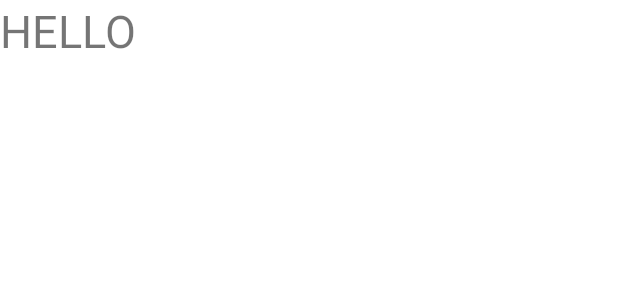
After one commit to Camille333/Android-Project, an Android app: the layout activity_thread.xml on its own in the app's theme, with its tools: preview values and no code run, on a phone screen of 412 x 824 dp. The commit adds this screen. Shown: the top 300 px of the screen. Run offline under Robolectric (Android 15) with nearby library versions, the phone set to English and light mode, and no system bars.

```diff
--- a/app/src/main/AndroidManifest.xml
+++ b/app/src/main/AndroidManifest.xml
@@ -1,6 +1,8 @@
 <?xml version="1.0" encoding="utf-8"?>
 <manifest xmlns:android="http://schemas.android.com/apk/res/android"
     package="com.example.myapplication">
+
+    <uses-permission android:name="android.permission.INTERNET"/>
 
     <application
         android:allowBackup="true"
@@ -9,6 +11,9 @@
         android:roundIcon="@mipmap/ic_launcher_round"
         android:supportsRtl="true"
         android:theme="@style/Theme.MyApplication">
+        <activity
+            android:name=".threadActivity"
+            android:exported="true" />
         <activity
             android:name=".rateActivity"
             android:exported="true" />
--- /dev/null
+++ b/app/src/main/res/layout/activity_thread.xml
@@ -0,0 +1,19 @@
+<?xml version="1.0" encoding="utf-8"?>
+<androidx.constraintlayout.widget.ConstraintLayout xmlns:android="http://schemas.android.com/apk/res/android"
+    xmlns:app="http://schemas.android.com/apk/res-auto"
+    xmlns:tools="http://schemas.android.com/tools"
+    android:layout_width="match_parent"
+    android:layout_height="match_parent"
+    tools:context=".threadActivity">
+
+    <TextView
+        android:id="@+id/textView"
+        android:layout_width="415dp"
+        android:layout_height="61dp"
+        android:layout_weight="1"
+        android:text="HELLO"
+        android:textSize="30sp"
+        tools:ignore="MissingConstraints" />
+
+
+</androidx.constraintlayout.widget.ConstraintLayout>
```
Also changed, not shown: app/src/main/java/com/example/myapplication/RMBActivity.java (+16 -0 lines), app/src/main/java/com/example/myapplication/threadActivity.java (added, +95 -0 lines).
